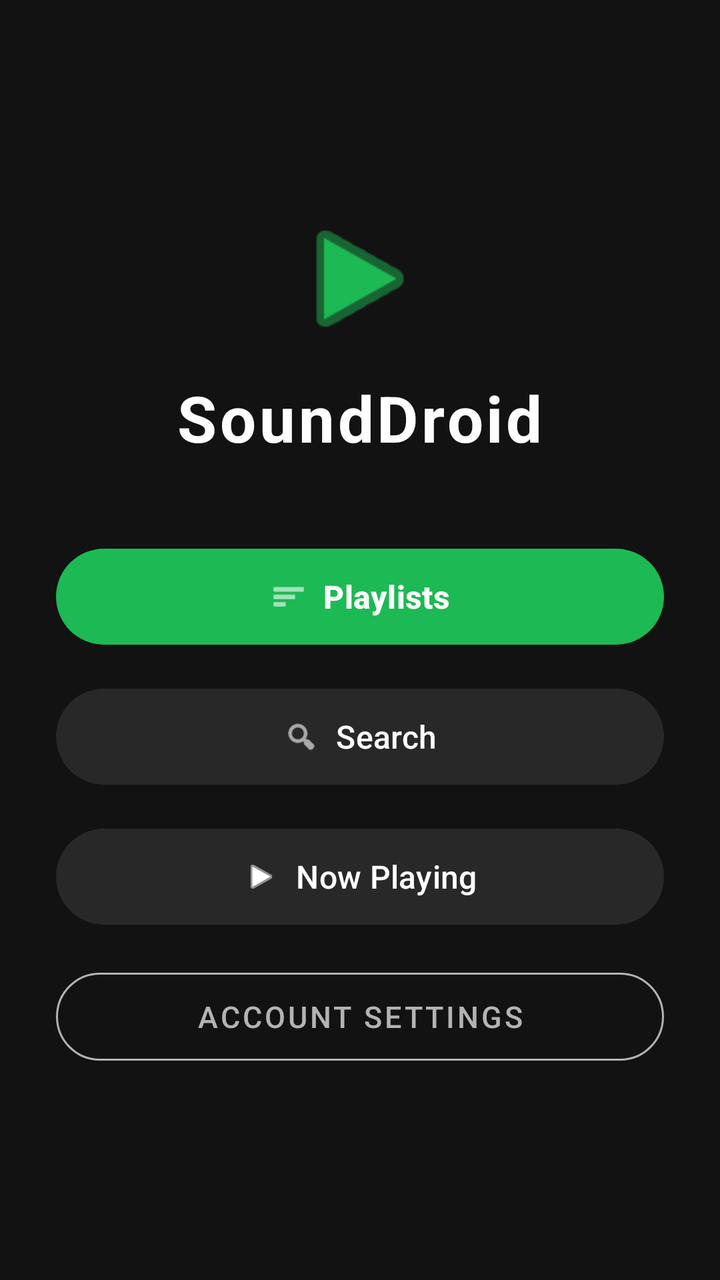
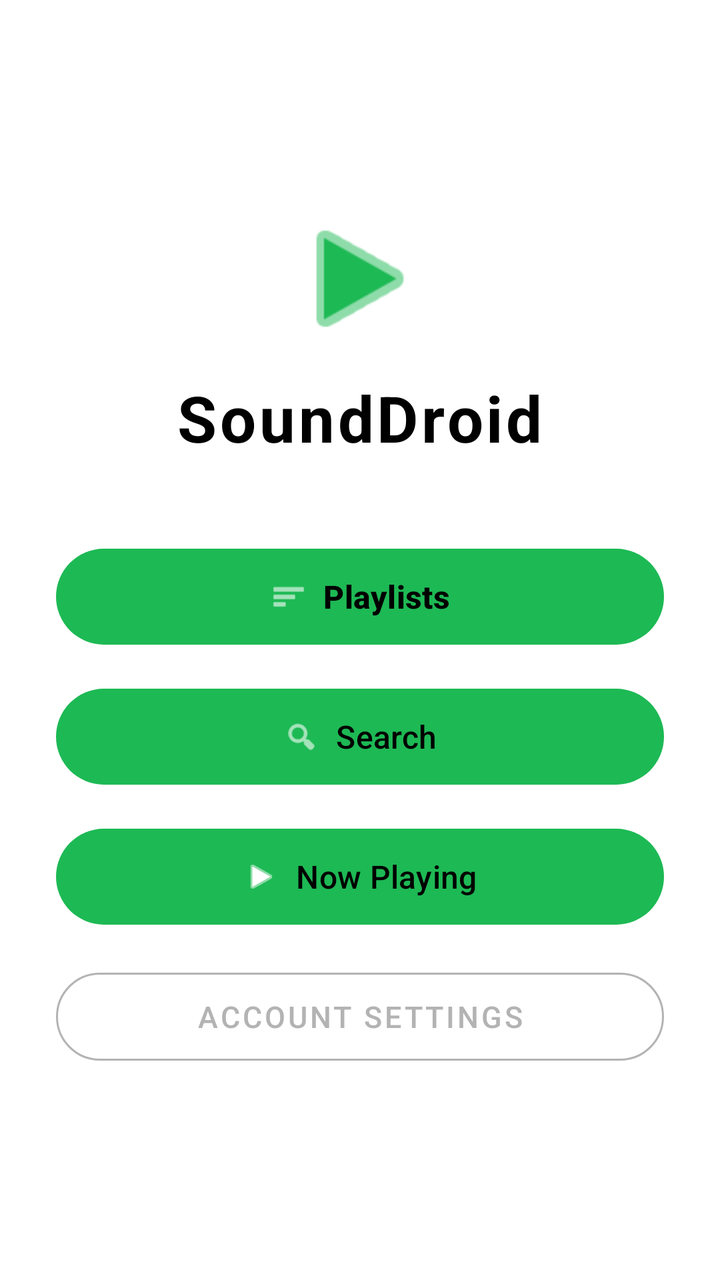

Before-and-after screenshots of an Android layout around one commit, followed by the original layout XML and the change that was made.
<!-- AndroidManifest.xml: application theme Theme.DSSMV_ProjectDroid_1230628_1222027 -->
<!-- res/layout/activity_main.xml -->
<?xml version="1.0" encoding="utf-8"?>
<LinearLayout xmlns:android="http://schemas.android.com/apk/res/android"
              xmlns:app="http://schemas.android.com/apk/res-auto"
              android:id="@+id/main"
              android:layout_width="match_parent"
              android:layout_height="match_parent"
              android:background="#121212"
              android:gravity="center"
              android:orientation="vertical"
              android:padding="28dp">

    <ImageView
            android:id="@+id/imgLogo"
            android:layout_width="72dp"
            android:layout_height="72dp"
            android:layout_marginBottom="12dp"
            android:contentDescription="SoundDroid Logo"
            android:src="@android:drawable/ic_media_play"
            app:tint="#1DB954" />

    <TextView
            android:layout_width="wrap_content"
            android:layout_height="wrap_content"
            android:layout_marginBottom="40dp"
            android:letterSpacing="0.05"
            android:text="SoundDroid"
            android:textColor="#FFFFFF"
            android:textSize="32sp"
            android:textStyle="bold" />

    <com.google.android.material.button.MaterialButton
            android:id="@+id/btnPlaylists"
            android:layout_width="match_parent"
            android:layout_height="56dp"
            android:layout_marginBottom="14dp"
            android:text="Playlists"
            android:textColor="#FFFFFF"
            android:textSize="16sp"
            android:textStyle="bold"
            app:backgroundTint="#1DB954"
            app:cornerRadius="28dp"
            app:icon="@android:drawable/ic_menu_sort_by_size"
            app:iconGravity="textStart"
            app:iconPadding="8dp"
            app:iconTint="#FFFFFF" />

    <com.google.android.material.button.MaterialButton
            android:id="@+id/btnSearch"
            android:layout_width="match_parent"
            android:layout_height="56dp"
            android:layout_marginBottom="14dp"
            android:text="Search"
            android:textColor="#FFFFFF"
            android:textSize="16sp"
            app:backgroundTint="#282828"
            app:cornerRadius="28dp"
            app:icon="@android:drawable/ic_menu_search"
            app:iconGravity="textStart"
            app:iconPadding="8dp"
            app:iconTint="#FFFFFF" />

    <com.google.android.material.button.MaterialButton
            android:id="@+id/btnPlayer"
            android:layout_width="match_parent"
            android:layout_height="56dp"
            android:layout_marginBottom="14dp"
            android:text="Now Playing"
            android:textColor="#FFFFFF"
            android:textSize="16sp"
            app:backgroundTint="#282828"
            app:cornerRadius="28dp"
            app:icon="@android:drawable/ic_media_play"
            app:iconGravity="textStart"
            app:iconPadding="8dp"
            app:iconTint="#FFFFFF" />

    <com.google.android.material.button.MaterialButton
            style="@style/Widget.MaterialComponents.Button.OutlinedButton"
            android:id="@+id/btnSettings"
            android:layout_width="match_parent"
            android:layout_height="56dp"
            android:text="Account Settings"
            android:textColor="#B3B3B3"
            android:textSize="15sp"
            app:cornerRadius="28dp"
            app:strokeColor="#B3B3B3"
            app:strokeWidth="1dp" />

</LinearLayout>
<!-- resources referenced by this layout -->
<resources>
  <style name="Theme.DSSMV_ProjectDroid_1230628_1222027" parent="Base.Theme.DSSMV_ProjectDroid_1230628_1222027" />
  <style name="Base.Theme.DSSMV_ProjectDroid_1230628_1222027" parent="Theme.Material3.DayNight.NoActionBar">
          
          
      </style>
</resources>

<!-- the commit's change to res/layout/activity_main.xml (unified diff, before → after) -->
@@ -4,7 +4,7 @@
               android:id="@+id/main"
               android:layout_width="match_parent"
               android:layout_height="match_parent"
-              android:background="#121212"
+              android:background="@color/background_color"
               android:gravity="center"
               android:orientation="vertical"
               android:padding="28dp">
@@ -24,7 +24,7 @@
             android:layout_marginBottom="40dp"
             android:letterSpacing="0.05"
             android:text="SoundDroid"
-            android:textColor="#FFFFFF"
+            android:textColor="@color/text_color"
             android:textSize="32sp"
             android:textStyle="bold" />
 
@@ -34,7 +34,7 @@
             android:layout_height="56dp"
             android:layout_marginBottom="14dp"
             android:text="Playlists"
-            android:textColor="#FFFFFF"
+            android:textColor="@color/text_color"
             android:textSize="16sp"
             android:textStyle="bold"
             app:backgroundTint="#1DB954"
@@ -50,9 +50,9 @@
             android:layout_height="56dp"
             android:layout_marginBottom="14dp"
             android:text="Search"
-            android:textColor="#FFFFFF"
+            android:textColor="@color/text_color"
             android:textSize="16sp"
-            app:backgroundTint="#282828"
+            app:backgroundTint="#1DB954"
             app:cornerRadius="28dp"
             app:icon="@android:drawable/ic_menu_search"
             app:iconGravity="textStart"
@@ -65,9 +65,9 @@
             android:layout_height="56dp"
             android:layout_marginBottom="14dp"
             android:text="Now Playing"
-            android:textColor="#FFFFFF"
+            android:textColor="@color/text_color"
             android:textSize="16sp"
-            app:backgroundTint="#282828"
+            app:backgroundTint="#1DB954"
             app:cornerRadius="28dp"
             app:icon="@android:drawable/ic_media_play"
             app:iconGravity="textStart"
<!-- resource entries referenced after the edit -->
@@ -1,5 +1,7 @@
 <!-- resources referenced by this layout -->
 <resources>
+  <color name="background_color">#FFFFFF</color>
+  <color name="text_color">#000000</color>
   <style name="Theme.DSSMV_ProjectDroid_1230628_1222027" parent="Base.Theme.DSSMV_ProjectDroid_1230628_1222027" />
   <style name="Base.Theme.DSSMV_ProjectDroid_1230628_1222027" parent="Theme.Material3.DayNight.NoActionBar">
           
